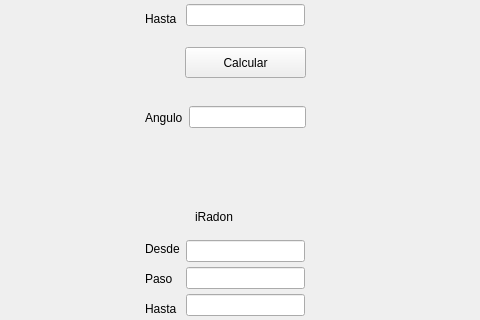
Before: the Qt Designer form TP8 - Tomografia/gui_radon/gui_radon.ui in newtonis/22.31-Image-Processing, drawn with Qt 5; both pictures show x 525 to 1005 and y 102 to 422 of the 1200 by 700 pixel window.
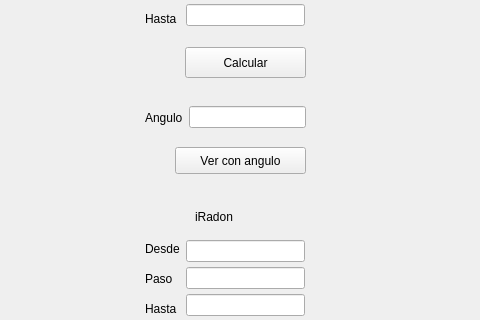
After: the same form once the commit is applied.

Commit message: ahora hace el plot con el angulo, el unico problema es el warning de image must be zero outside the reconstruction circle

The edit to the form file:
```diff
--- a/TP8 - Tomografia/gui_radon/gui_radon.ui
+++ b/TP8 - Tomografia/gui_radon/gui_radon.ui
@@ -368,6 +368,19 @@
      </item>
     </layout>
    </widget>
+   <widget class="QPushButton" name="pushButtonAngulo">
+    <property name="geometry">
+     <rect>
+      <x>700</x>
+      <y>230</y>
+      <width>131</width>
+      <height>27</height>
+     </rect>
+    </property>
+    <property name="text">
+     <string>Ver con angulo</string>
+    </property>
+   </widget>
   </widget>
   <widget class="QMenuBar" name="menubar">
    <property name="geometry">
```
The commit also changes 5 other files.
